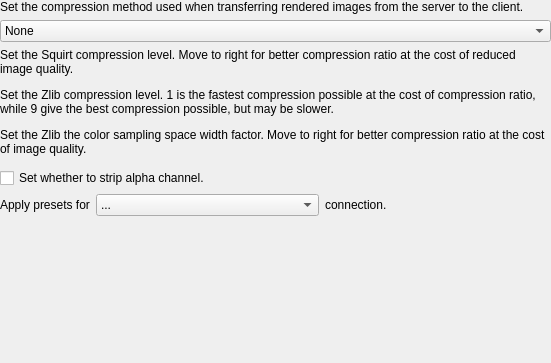
This is Qt/ApplicationComponents/Resources/UI/pqImageCompressorWidget.ui in Kitware/ParaView as Qt 5 draws it before an edit. The edited form follows.
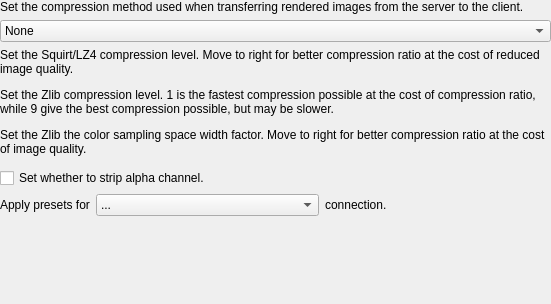
This is the edited form. Custom widgets are drawn as their Qt base class.

Commit message: Add support for LZ4 image compressor.

Patch:
```diff
--- a/Qt/ApplicationComponents/Resources/UI/pqImageCompressorWidget.ui
+++ b/Qt/ApplicationComponents/Resources/UI/pqImageCompressorWidget.ui
@@ -7,7 +7,7 @@
     <x>0</x>
     <y>0</y>
     <width>551</width>
-    <height>363</height>
+    <height>304</height>
    </rect>
   </property>
   <property name="windowTitle">
@@ -49,7 +49,7 @@
    <item>
     <widget class="QLabel" name="squirtLabel">
      <property name="text">
-      <string>Set the Squirt compression level. Move to right for better compression ratio at the cost of reduced image quality.</string>
+      <string>Set the Squirt/LZ4 compression level. Move to right for better compression ratio at the cost of reduced image quality.</string>
      </property>
      <property name="wordWrap">
       <bool>true</bool>
```
Left out of the diff: 5 changed lines with no effect on the pictures. The commit also changes 8 other files.
